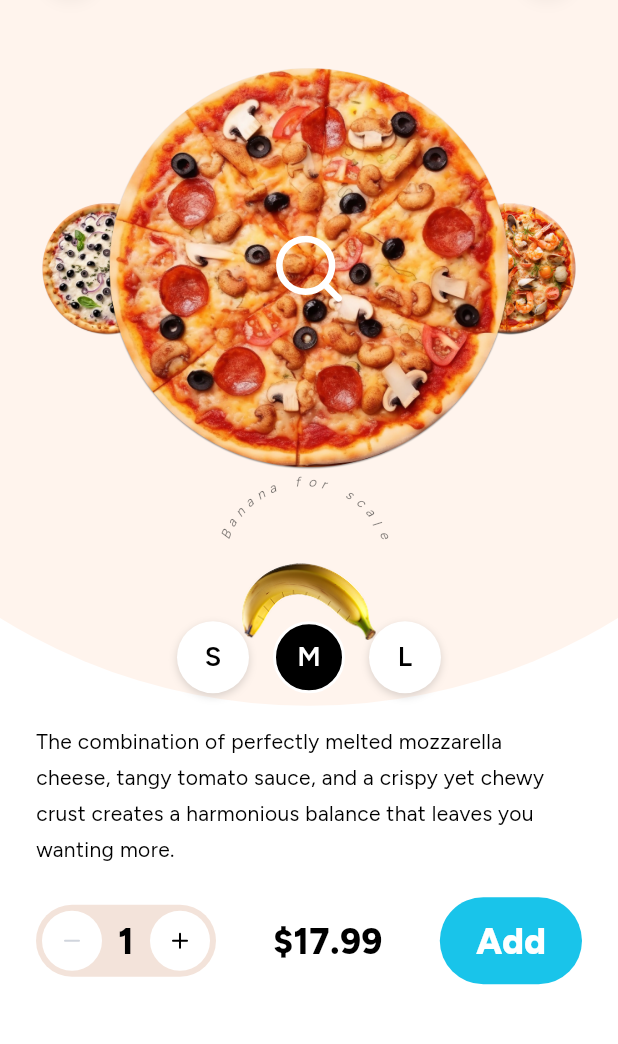
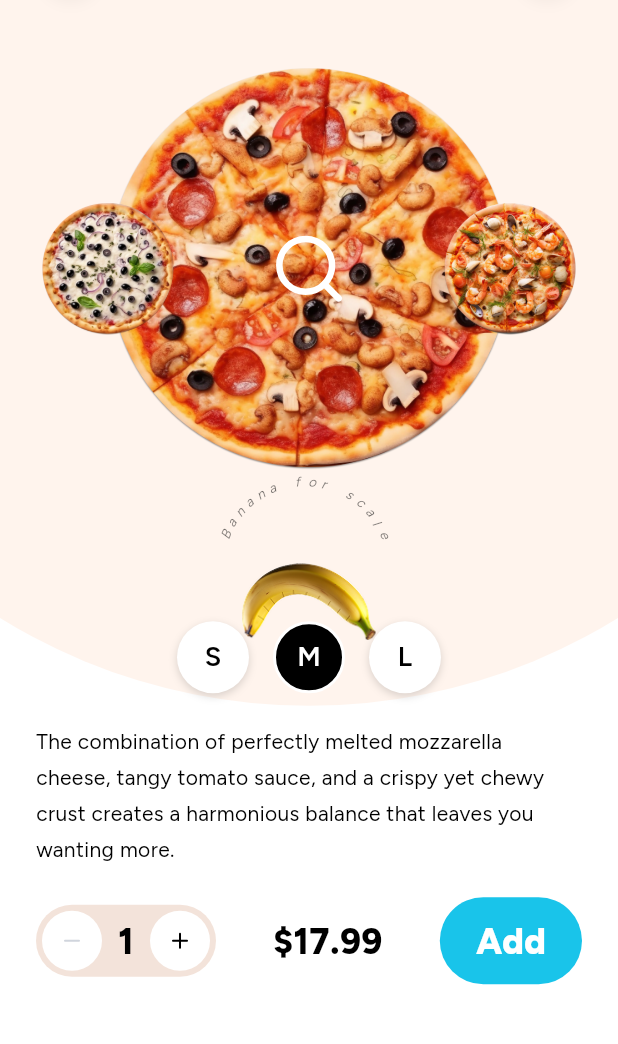
Before and after one commit to ashiq-dev-codes/pizza_mobile_app, a Flutter app: the screen it shows after launch, on a phone screen of 412 x 824 dp, the part 96-1140 px from its top. Run offline on Flutter 3.47's test engine with Material 3 defaults, Android fonts, the phone set to English and light mode, and no system bars; our stand-ins replace lucide_icons_flutter.

Commit message:
feat: Implement pizza catalog and carousel animation for product page

```diff
--- /dev/null
+++ b/lib/feature/product/constant/pizza_catalog.dart
@@ -0,0 +1,47 @@
+import 'package:pizza_mobile_app/shared/path/app_images.dart';
+
+/// One product in the pizza carousel — its own name, blurb, and photo.
+class PizzaProduct {
+  const PizzaProduct({required this.name, required this.description, required this.image});
+
+  final String name;
+  final String description;
+  final String image;
+}
+
+/// The pizzas the product page carousel steps through, in the fixed
+/// left-to-right order [PizzaStage] arranges them in — matching
+/// [AppImages.productPizzas]' own order so image and copy stay paired.
+class PizzaCatalog {
+  const PizzaCatalog._();
+
+  static final List<PizzaProduct> all = [
+    PizzaProduct(
+      name: 'Midnight Harvest',
+      description:
+          'This pizza celebrates the rich and bold flavors of black olives '
+          'paired with a medley of cheeses. The deep, earthy taste of black '
+          'olives harmonizes beautifully with the creamy, melted cheeses.',
+      image: AppImages.productPizzas[0],
+    ),
+    PizzaProduct(
+      name: 'Pepperoni Blast',
+      description:
+          'The combination of perfectly melted mozzarella cheese, '
+          'tangy tomato sauce, and a crispy yet chewy crust creates '
+          'a harmonious balance that leaves you wanting more.',
+      image: AppImages.productPizzas[1],
+    ),
+    PizzaProduct(
+      name: 'Shrimptastic',
+      description:
+          'This pizza showcases the perfect combination of shrimp and cheese, '
+          'with gooey melted cheeses complementing the savory shrimp toppings '
+          'for a truly indulgent experience.',
+      image: AppImages.productPizzas[2],
+    ),
+  ];
+
+  /// "Pepperoni Blast" starts centered, matching the source Figma prototype.
+  static const int defaultIndex = 1;
+}
--- a/lib/feature/product/constant/product_constants.dart
+++ b/lib/feature/product/constant/product_constants.dart
@@ -4,9 +4,4 @@ class ProductConstants {
   // Shared between the product page and its zoomed-in view so the Hero
   // handoff between them is a seamless continuation.
   static const String pizzaHeroTag = 'pizza-image';
-
-  static const String description =
-      'The combination of perfectly melted mozzarella cheese, '
-      'tangy tomato sauce, and a crispy yet chewy crust creates '
-      'a harmonious balance that leaves you wanting more.';
 }
--- /dev/null
+++ b/lib/feature/product/presentation/controller/pizza_switch_animation.dart
@@ -0,0 +1,43 @@
+import 'package:flutter/material.dart';
+
+/// Drives the product page's pizza-carousel swap: tapping a peeking pizza
+/// pulls it to center while the current center slides out to the opposite
+/// peek slot. [progress] is the single per-frame value the carousel, the
+/// title, and the description all read to place themselves, so the three
+/// move as one piece instead of drifting out of sync.
+class PizzaSwitchAnimation {
+  PizzaSwitchAnimation({required TickerProvider vsync, required int initialIndex})
+    : controller = AnimationController(vsync: vsync, duration: _duration),
+      fromIndex = initialIndex,
+      toIndex = initialIndex;
+
+  static const _duration = Duration(milliseconds: 380);
+
+  final AnimationController controller;
+
+  late final Animation<double> progress = CurvedAnimation(
+    parent: controller,
+    curve: Curves.easeOutCubic,
+  );
+
+  /// The carousel index being left, and the one being entered — both held
+  /// fixed for the whole transition while [progress] sweeps 0 to 1 between
+  /// them.
+  int fromIndex;
+  int toIndex;
+
+  /// +1 when the newly-centered pizza came from the right (tapped the right
+  /// peek), -1 from the left. Lets the title/description know which way to
+  /// slide so they read as part of the same motion as the pizza itself.
+  int direction = 0;
+
+  void switchTo(int index) {
+    if (index == toIndex) return;
+    fromIndex = toIndex;
+    toIndex = index;
+    direction = (toIndex - fromIndex).sign;
+    controller.forward(from: 0);
+  }
+
+  void dispose() => controller.dispose();
+}
--- a/lib/feature/product/presentation/page/product_page.dart
+++ b/lib/feature/product/presentation/page/product_page.dart
@@ -1,6 +1,7 @@
 import 'package:flutter/material.dart';
+import 'package:pizza_mobile_app/feature/product/constant/pizza_catalog.dart';
 import 'package:pizza_mobile_app/feature/product/constant/pizza_size.dart';
-import 'package:pizza_mobile_app/feature/product/constant/product_constants.dart';
+import 'package:pizza_mobile_app/feature/product/presentation/controller/pizza_switch_animation.dart';
 import 'package:pizza_mobile_app/feature/product/presentation/controller/product_intro_animation.dart';
 import 'package:pizza_mobile_app/feature/product/presentation/widget/add_button.dart';
 import 'package:pizza_mobile_app/feature/product/presentation/widget/pizza_stage.dart';
@@ -11,6 +12,7 @@ import 'package:pizza_mobile_app/feature/product/presentation/widget/size_area.d
 import 'package:pizza_mobile_app/feature/product/presentation/widget/zoomed_pizza_view.dart';
 import 'package:pizza_mobile_app/shared/theme/app_colors.dart';
 import 'package:pizza_mobile_app/shared/widget/reveal/scale_fade.dart';
+import 'package:pizza_mobile_app/shared/widget/reveal/slide_cross_fade.dart';
 import 'package:pizza_mobile_app/shared/widget/reveal/slide_fade.dart';
 
 class ProductScreen extends StatefulWidget {
@@ -21,14 +23,19 @@ class ProductScreen extends StatefulWidget {
 }
 
 class _ProductScreenState extends State<ProductScreen>
-    with SingleTickerProviderStateMixin {
+    with TickerProviderStateMixin {
   late final _anim = ProductIntroAnimation(vsync: this);
+  late final _switchAnim = PizzaSwitchAnimation(
+    vsync: this,
+    initialIndex: PizzaCatalog.defaultIndex,
+  );
 
   PizzaSize _selectedSize = PizzaSize.medium;
   int _quantity = 1;
   bool _isFavorite = false;
 
   double get _price => _selectedSize.price;
+  PizzaProduct get _activePizza => PizzaCatalog.all[_switchAnim.toIndex];
 
   @override
   void initState() {
@@ -39,15 +46,19 @@ class _ProductScreenState extends State<ProductScreen>
   @override
   void dispose() {
     _anim.dispose();
+    _switchAnim.dispose();
     super.dispose();
   }
 
+  void _switchPizza(int index) => setState(() => _switchAnim.switchTo(index));
+
   void _openZoom() {
+    final image = _activePizza.image;
     Navigator.of(context).push(
       PageRouteBuilder(
         opaque: false,
         barrierColor: Colors.black.withValues(alpha: 0.9),
-        pageBuilder: (_, _, _) => const ZoomedPizzaView(),
+        pageBuilder: (_, _, _) => ZoomedPizzaView(image: image),
       ),
     );
   }
@@ -73,6 +84,8 @@ class _ProductScreenState extends State<ProductScreen>
                   isFavorite: _isFavorite,
                   onFavorite: () => setState(() => _isFavorite = !_isFavorite),
                   revealIn: _anim.revealIn,
+                  title: _activePizza.name,
+                  titleDirection: _switchAnim.direction,
                 ),
                 Expanded(
                   child: SingleChildScrollView(
@@ -84,6 +97,10 @@ class _ProductScreenState extends State<ProductScreen>
                           child: PizzaStage(
                             width: width,
                             selectedSize: _selectedSize,
+                            fromIndex: _switchAnim.fromIndex,
+                            toIndex: _switchAnim.toIndex,
+                            progress: _switchAnim.progress,
+                            onSelectIndex: _switchPizza,
                             onTapZoom: _openZoom,
                           ),
                         ),
@@ -102,12 +119,16 @@ class _ProductScreenState extends State<ProductScreen>
                           from: 250,
                           child: Padding(
                             padding: const EdgeInsets.symmetric(horizontal: 24),
-                            child: Text(
-                              ProductConstants.description,
-                              style: TextStyle(
-                                fontSize: 14,
-                                height: 1.7,
-                                color: AppColors.black,
+                            child: SlideCrossFade(
+                              value: _activePizza.description,
+                              direction: _switchAnim.direction,
+                              child: Text(
+                                _activePizza.description,
+                                style: const TextStyle(
+                                  fontSize: 14,
+                                  height: 1.7,
+                                  color: AppColors.black,
+                                ),
                               ),
                             ),
                           ),
--- a/lib/feature/product/presentation/widget/pizza_stage.dart
+++ b/lib/feature/product/presentation/widget/pizza_stage.dart
@@ -1,79 +1,136 @@
+import 'dart:ui' show lerpDouble;
+
 import 'package:flutter/material.dart';
 import 'package:lucide_icons_flutter/lucide_icons.dart';
+import 'package:pizza_mobile_app/feature/product/constant/pizza_catalog.dart';
 import 'package:pizza_mobile_app/feature/product/constant/pizza_size.dart';
 import 'package:pizza_mobile_app/feature/product/constant/product_constants.dart';
-import 'package:pizza_mobile_app/shared/path/app_images.dart';
 import 'package:pizza_mobile_app/shared/theme/app_colors.dart';
 
-class PizzaStage extends StatelessWidget {
+/// The hero pizza plus its two peeking neighbours. Tapping a peek pulls that
+/// pizza to center while the current center slides out to the opposite peek
+/// slot — driven by [progress] sweeping 0→1 from [fromIndex] to [toIndex],
+/// so every pizza's position, size, and opacity are just a function of how
+/// far its own catalog index sits from that continuously-interpolated
+/// center-of-focus.
+class PizzaStage extends AnimatedWidget {
   const PizzaStage({
     super.key,
     required this.width,
     required this.selectedSize,
+    required this.fromIndex,
+    required this.toIndex,
+    required Animation<double> progress,
+    required this.onSelectIndex,
     required this.onTapZoom,
-  });
+  }) : super(listenable: progress);
 
   final double width;
   final PizzaSize selectedSize;
+  final int fromIndex;
+  final int toIndex;
+  final ValueChanged<int> onSelectIndex;
   final VoidCallback onTapZoom;
+
+  Animation<double> get _progress => listenable as Animation<double>;
 
   @override
   Widget build(BuildContext context) {
+    final t = _progress.value;
+    final focus = fromIndex + (toIndex - fromIndex) * t;
+    final switching = t > 0.0 && t < 1.0;
+
+    final stageHeight = width * 0.85;
     final pizzaSize = width * selectedSize.widthFactor;
     final peekSize = width * (80 / 375);
-    final peekOffset = width * (40 / 375);
+    final spacing = pizzaSize / 2;
+    final centerX = width / 2;
+    final centerY = stageHeight / 2;
+
+    // Paint center-outward: a peek's small circle sits flush against the
+    // edge of the center pizza's much larger (mostly-transparent) bounding
+    // box, so without this ordering the center's box would swallow taps
+    // meant for the peek right at that shared edge.
+    final paintOrder = List<int>.generate(PizzaCatalog.all.length, (i) => i)
+      ..sort((a, b) => (a - focus).abs().compareTo((b - focus).abs()));
 
     return SizedBox(
-      height: width * 0.85,
+      width: width,
+      height: stageHeight,
       child: Stack(
-        alignment: Alignment.center,
         clipBehavior: Clip.none,
         children: [
+          for (final i in paintOrder)
+            _stageItem(i, focus, pizzaSize, peekSize, spacing, centerX, centerY, switching),
           Positioned(
-            left: -peekOffset,
-            child: Image.asset(
-              AppImages.productPizzas[0],
-              width: peekSize,
-              height: peekSize,
-              fit: BoxFit.contain,
-            ),
-          ),
-          Positioned(
-            right: -peekOffset,
-            child: Image.asset(
-              AppImages.productPizzas[2],
-              width: peekSize,
-              height: peekSize,
-              fit: BoxFit.contain,
-            ),
-          ),
-          GestureDetector(
-            onTap: onTapZoom,
-            child: Hero(
-              tag: ProductConstants.pizzaHeroTag,
-              child: AnimatedContainer(
-                duration: const Duration(milliseconds: 250),
-                curve: Curves.easeInOut,
-                width: pizzaSize,
-                height: pizzaSize,
-                child: Image.asset(
-                  AppImages.productPizzas[1],
-                  fit: BoxFit.contain,
-                ),
+            left: centerX - width * (24 / 375),
+            top: centerY - width * (24 / 375),
+            child: GestureDetector(
+              onTap: onTapZoom,
+              child: Icon(
+                LucideIcons.search,
+                size: width * (48 / 375),
+                color: AppColors.white,
+                shadows: const [Shadow(color: Colors.black38, blurRadius: 6)],
               ),
-            ),
-          ),
-          GestureDetector(
-            onTap: onTapZoom,
-            child: Icon(
-              LucideIcons.search,
-              size: width * (48 / 375),
-              color: AppColors.white,
-              shadows: const [Shadow(color: Colors.black38, blurRadius: 6)],
             ),
           ),
         ],
       ),
     );
   }
+
+  Widget _stageItem(
+    int i,
+    double focus,
+    double pizzaSize,
+    double peekSize,
+    double spacing,
+    double centerX,
+    double centerY,
+    bool switching,
+  ) {
+    final slot = i - focus;
+    final absSlot = slot.abs();
+    if (absSlot > 1.6) return const SizedBox.shrink();
+
+    final overshoot = (absSlot - 1).clamp(0.0, 1.0);
+    final size = absSlot <= 1
+        ? lerpDouble(pizzaSize, peekSize, absSlot.clamp(0.0, 1.0))!
+        : lerpDouble(peekSize, peekSize * 0.7, overshoot)!;
+    final opacity = absSlot <= 1 ? 1.0 : 1 - overshoot;
+    final dx = slot * spacing;
+
+    Widget image = AnimatedContainer(
+      duration: switching ? Duration.zero : const Duration(milliseconds: 250),
+      curve: Curves.easeInOut,
+      width: size,
+      height: size,
+      child: Image.asset(PizzaCatalog.all[i].image, fit: BoxFit.contain),
+    );
+    if (i == toIndex) {
+      image = Hero(tag: ProductConstants.pizzaHeroTag, child: image);
+    }
+
+    final onTap = i == toIndex
+        ? onTapZoom
+        : (i - toIndex).abs() == 1
+        ? () => onSelectIndex(i)
+        : null;
+
+    return Positioned(
+      left: centerX + dx - size / 2,
+      top: centerY - size / 2,
+      width: size,
+      height: size,
+      child: Opacity(
+        opacity: opacity,
+        child: GestureDetector(
+          behavior: HitTestBehavior.opaque,
+          onTap: onTap,
+          child: image,
+        ),
+      ),
+    );
+  }
 }
--- a/lib/feature/product/presentation/widget/product_navbar.dart
+++ b/lib/feature/product/presentation/widget/product_navbar.dart
@@ -2,6 +2,7 @@ import 'package:flutter/material.dart';
 import 'package:lucide_icons_flutter/lucide_icons.dart';
 import 'package:pizza_mobile_app/shared/theme/app_colors.dart';
 import 'package:pizza_mobile_app/shared/widget/button/round_icon_button.dart';
+import 'package:pizza_mobile_app/shared/widget/reveal/slide_cross_fade.dart';
 import 'package:pizza_mobile_app/shared/widget/reveal/slide_fade.dart';
 
 /// The product page's top bar: a back button and favorite button converge
@@ -21,11 +22,18 @@ class ProductNavbar extends StatelessWidget {
     required this.isFavorite,
     required this.onFavorite,
     required this.revealIn,
+    required this.title,
+    required this.titleDirection,
   });
 
   final bool isFavorite;
   final VoidCallback onFavorite;
   final Animation<double> revealIn;
+
+  /// The active pizza's name — swapping this crossfades/slides the title in
+  /// [titleDirection], staying in lockstep with the pizza carousel.
+  final String title;
+  final int titleDirection;
 
   @override
   Widget build(BuildContext context) {
@@ -74,13 +82,17 @@ class ProductNavbar extends StatelessWidget {
                   ),
                 ),
                 const SizedBox(height: 2),
-                const Text(
-                  'Pepperoni Blast',
-                  style: TextStyle(
-                    fontSize: 24,
-                    fontWeight: FontWeight.w600,
-                    color: AppColors.black,
-                    letterSpacing: -0.48,
+                SlideCrossFade(
+                  value: title,
+                  direction: titleDirection,
+                  child: Text(
+                    title,
+                    style: const TextStyle(
+                      fontSize: 24,
+                      fontWeight: FontWeight.w600,
+                      color: AppColors.black,
+                      letterSpacing: -0.48,
+                    ),
                   ),
                 ),
               ],
--- a/lib/feature/product/presentation/widget/zoomed_pizza_view.dart
+++ b/lib/feature/product/presentation/widget/zoomed_pizza_view.dart
@@ -1,9 +1,10 @@
 import 'package:flutter/material.dart';
 import 'package:pizza_mobile_app/feature/product/constant/product_constants.dart';
-import 'package:pizza_mobile_app/shared/path/app_images.dart';
 
 class ZoomedPizzaView extends StatelessWidget {
-  const ZoomedPizzaView({super.key});
+  const ZoomedPizzaView({super.key, required this.image});
+
+  final String image;
 
   @override
   Widget build(BuildContext context) {
@@ -15,7 +16,7 @@ class ZoomedPizzaView extends StatelessWidget {
           child: Hero(
             tag: ProductConstants.pizzaHeroTag,
             child: Image.asset(
-              AppImages.productPizzas[1],
+              image,
               width: MediaQuery.sizeOf(context).width,
               fit: BoxFit.contain,
             ),
--- /dev/null
+++ b/lib/shared/widget/reveal/slide_cross_fade.dart
@@ -0,0 +1,37 @@
+import 'package:flutter/material.dart';
+
+/// Cross-fades [child] whenever [value] changes, sliding the outgoing
+/// content away and the incoming content in from the opposite edge along
+/// [direction] (+1 = advancing, so the new content arrives from the right
+/// and the old exits left; -1 = the reverse). Used to carry the product
+/// page's title and description in lockstep with the pizza carousel's own
+/// slide whenever the shopper switches pizzas.
+class SlideCrossFade extends StatelessWidget {
+  const SlideCrossFade({super.key, required this.value, required this.direction, required this.child});
+
+  /// Unique per piece of content — changing this triggers the transition.
+  final Object value;
+  final int direction;
+  final Widget child;
+
+  static const _duration = Duration(milliseconds: 320);
+  static const _travel = 0.2;
+
+  @override
+  Widget build(BuildContext context) {
+    return AnimatedSwitcher(
+      duration: _duration,
+      switchInCurve: Curves.easeOutCubic,
+      switchOutCurve: Curves.easeInCubic,
+      transitionBuilder: (transitionChild, animation) {
+        final isIncoming = (transitionChild.key! as ValueKey<Object>).value == value;
+        final dx = (isIncoming ? direction : -direction) * _travel;
+        return SlideTransition(
+          position: Tween<Offset>(begin: Offset(dx, 0), end: Offset.zero).animate(animation),
+          child: FadeTransition(opacity: animation, child: transitionChild),
+        );
+      },
+      child: KeyedSubtree(key: ValueKey(value), child: child),
+    );
+  }
+}
```
